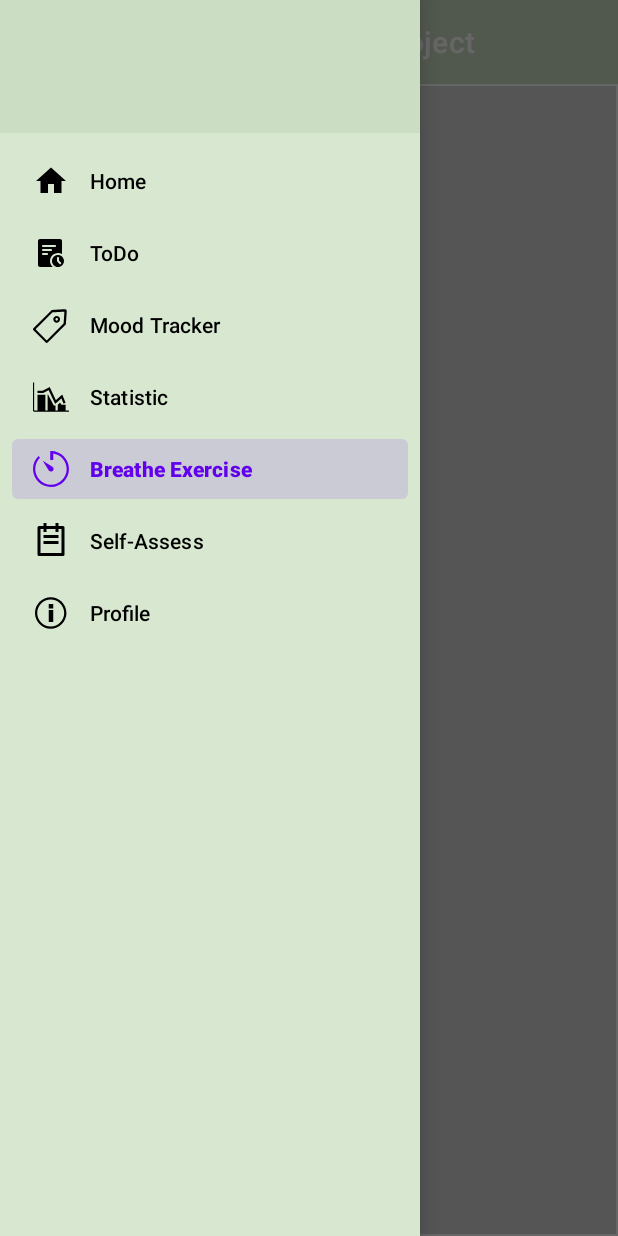
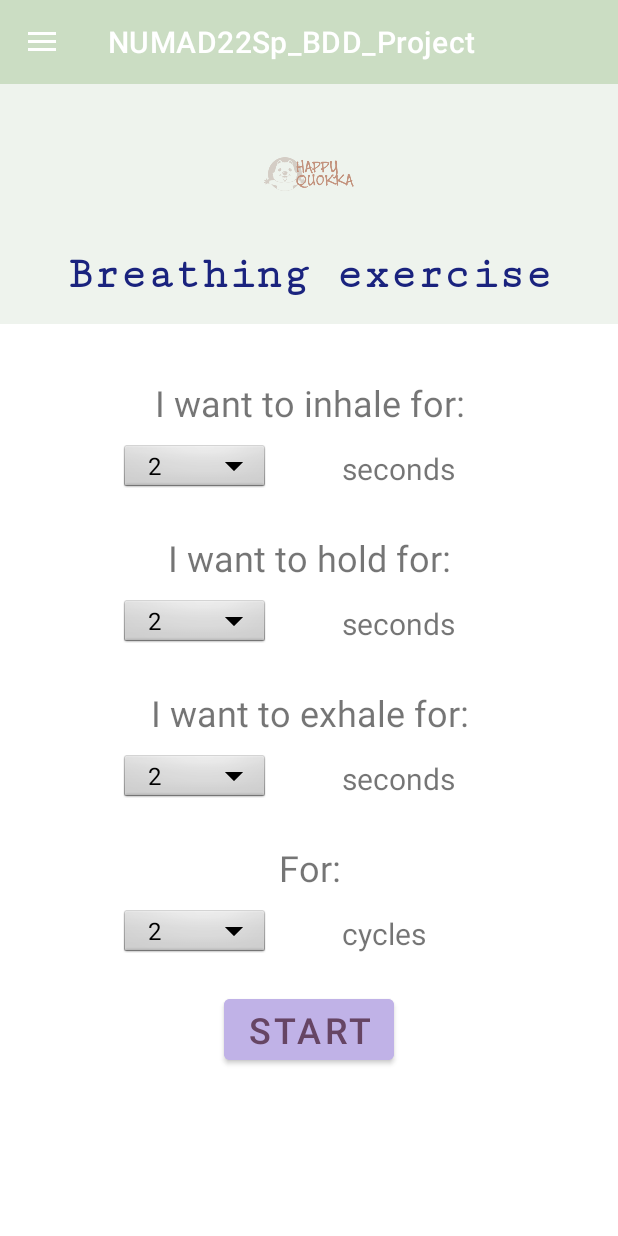
Before and after one commit to SunnyScenery/5520Project, an Android app: the MainActivity screen opened directly, with no data from a screen before it, in the side drawer, after a tap on "Breathe Exercise", on a phone screen of 412 x 824 dp. Run offline under Robolectric (Android 15) with nearby library versions, the phone set to English and light mode, and no system bars.

Commit message:
add breath activity and breath exercise with animation

```diff
--- a/NUMAD22Sp_BDD_Project/app/build.gradle
+++ b/NUMAD22Sp_BDD_Project/app/build.gradle
@@ -28,6 +28,7 @@ android {
     }
 }
 
+
 dependencies {
     implementation fileTree(dir: 'libs', include: ['*.jar'])
     implementation 'androidx.appcompat:appcompat:1.1.0'
@@ -54,4 +55,5 @@ dependencies {
     //circle imageview
     implementation 'de.hdodenhof:circleimageview:2.2.0'
     implementation 'pl.droidsonroids.gif:android-gif-drawable:1.2.19'
+    implementation 'com.github.arcadefire:nice-spinner:1.4.3'
 }
--- /dev/null
+++ b/NUMAD22Sp_BDD_Project/app/src/main/java/edu/neu/numad22sp_bdd_project/breath/BreathActivity.java
@@ -0,0 +1,82 @@
+package edu.neu.numad22sp_bdd_project.breath;
+
+import android.content.Intent;
+import android.os.Bundle;
+import android.view.View;
+import android.widget.ArrayAdapter;
+import android.widget.Button;
+import android.widget.FrameLayout;
+import android.widget.ImageView;
+import android.widget.LinearLayout;
+import android.widget.Spinner;
+
+import edu.neu.numad22sp_bdd_project.R;
+import edu.neu.numad22sp_bdd_project.home.MainActivity;
+
+public class BreathActivity extends MainActivity {
+
+    private Button btn_start;
+    private Spinner inhale;
+    private Spinner holding;
+    private Spinner exhale;
+    private Spinner cycles;
+    private LinearLayout breathLayout;
+
+
+
+    @Override
+    protected void onCreate(Bundle savedInstanceState) {
+        super.onCreate(savedInstanceState);
+        FrameLayout contentFrameLayout = findViewById(R.id.frag_container);
+        getLayoutInflater().inflate(R.layout.activity_breath, contentFrameLayout);
+
+        breathLayout = findViewById(R.id.breath_layout);
+        //breathLayout.getBackground().setAlpha(50);
+
+        //inhale
+        inhale = findViewById(R.id.inhale);
+        String[] inhaleList = new String[]{"2", "3", "4", "5", "6", "7", "8", "9", "10"};
+        ArrayAdapter<String> inhaleAdapter = new ArrayAdapter<>(this, android.R.layout.simple_spinner_dropdown_item, inhaleList);
+        inhale.setAdapter(inhaleAdapter);
+
+        //holding
+        holding = findViewById(R.id.hold);
+        String[] holdList = new String[]{"2", "3", "4", "5", "6", "7", "8", "9", "10"};
+        ArrayAdapter<String> holdAdapter = new ArrayAdapter<>(this, android.R.layout.simple_spinner_dropdown_item, holdList);
+        holding.setAdapter(holdAdapter);
+
+        //exhale
+        exhale = findViewById(R.id.exhale);
+        String[] exhaleList = new String[]{"2", "3", "4", "5", "6", "7", "8", "9", "10"};
+        ArrayAdapter<String> exhaleAdapter = new ArrayAdapter<>(this, android.R.layout.simple_spinner_dropdown_item, exhaleList);
+        exhale.setAdapter(exhaleAdapter);
+
+        //cycles
+        cycles = findViewById(R.id.breaths);
+        String[] breathsList = new String[]{"2", "3", "4", "5"};
+        ArrayAdapter<String> cyclesAdapter = new ArrayAdapter<>(this, android.R.layout.simple_spinner_dropdown_item, breathsList);
+        cycles.setAdapter(cyclesAdapter);
+
+        btn_start = findViewById(R.id.btn_start);
+        btn_start.setOnClickListener(new View.OnClickListener() {
+            @Override
+            public void onClick(View view) {
+                startBreathingExerciseActivity();
+            }
+        });
+
+    }
+
+    private void startBreathingExerciseActivity(){
+        Intent intent = new Intent(this, BreathExerciseActivity.class);
+        intent.putExtra("inhale", Integer.parseInt(inhale.getSelectedItem().toString()));
+        intent.putExtra("hold", Integer.parseInt(holding.getSelectedItem().toString()));
+        intent.putExtra("exhale", Integer.parseInt(exhale.getSelectedItem().toString()));
+        intent.putExtra("breaths", Integer.parseInt(cycles.getSelectedItem().toString()));
+        startActivity(intent);
+        finish();
+
+    }
+
+
+}
--- a/NUMAD22Sp_BDD_Project/app/src/main/java/edu/neu/numad22sp_bdd_project/home/MainActivity.java
+++ b/NUMAD22Sp_BDD_Project/app/src/main/java/edu/neu/numad22sp_bdd_project/home/MainActivity.java
@@ -7,6 +7,7 @@ import androidx.core.view.GravityCompat;
 import androidx.drawerlayout.widget.DrawerLayout;
 
 import edu.neu.numad22sp_bdd_project.R;
+import edu.neu.numad22sp_bdd_project.breath.BreathActivity;
 
 import android.content.Intent;
 import android.os.Bundle;
@@ -58,6 +59,12 @@ public class MainActivity extends AppCompatActivity implements NavigationView.On
                 finish();
                 draw.closeDrawer(GravityCompat.START);
                 break;
+            case R.id.nav_breathe:
+                Intent i_breath = new Intent(this, BreathActivity.class);
+                startActivity(i_breath);
+                finish();
+                draw.closeDrawer(GravityCompat.START);
+                break;
         }
 
         return true;
--- a/NUMAD22Sp_BDD_Project/app/src/main/java/edu/neu/numad22sp_bdd_project/register/RegisterActivity.java
+++ b/NUMAD22Sp_BDD_Project/app/src/main/java/edu/neu/numad22sp_bdd_project/register/RegisterActivity.java
@@ -50,6 +50,7 @@ public class RegisterActivity extends AppCompatActivity implements View.OnClickL
         super.onCreate(savedInstanceState);
         setContentView(R.layout.activity_register);
         registerViewModel = new ViewModelProvider(this, new RegisterViewModelFactory()).get(RegisterViewModel.class);
+
 
         //initialize cloud firestore database and authentication
         db = FirebaseFirestore.getInstance();
--- /dev/null
+++ b/NUMAD22Sp_BDD_Project/app/src/main/res/drawable/circle.xml
@@ -0,0 +1,5 @@
+<?xml version="1.0" encoding="utf-8"?>
+<shape xmlns:android="http://schemas.android.com/apk/res/android">
+    <corners android:radius="65dp"/>
+    <solid android:color="#E8C5B1"/>
+</shape>
--- /dev/null
+++ b/NUMAD22Sp_BDD_Project/app/src/main/res/drawable/circle_k.xml
@@ -0,0 +1,6 @@
+<?xml version="1.0" encoding="utf-8"?>
+<shape xmlns:android="http://schemas.android.com/apk/res/android">
+    <corners android:radius="300dp"/>
+    <stroke android:width="5dp"
+        android:color="#E8C5B1"/>
+</shape>
--- /dev/null
+++ b/NUMAD22Sp_BDD_Project/app/src/main/res/layout/activity_breath.xml
@@ -0,0 +1,256 @@
+<?xml version="1.0" encoding="utf-8"?>
+<LinearLayout xmlns:android="http://schemas.android.com/apk/res/android"
+    xmlns:app="http://schemas.android.com/apk/res-auto"
+    xmlns:tools="http://schemas.android.com/tools"
+    android:layout_width="match_parent"
+    android:layout_height="match_parent"
+    android:orientation="vertical">
+
+
+    <LinearLayout
+        android:layout_width="match_parent"
+        android:layout_height="160dp"
+        android:background="#EEF3ED"
+        android:orientation="vertical"
+        android:paddingTop="30dp">
+
+        <ImageView
+            android:id="@+id/imageView"
+            android:layout_width="match_parent"
+            android:layout_height="60dp"
+            android:layout_marginBottom="20dp"
+            android:clickable="false"
+            app:srcCompat="@drawable/logo" />
+
+        <TextView
+            android:id="@+id/title"
+            android:layout_width="match_parent"
+            android:layout_height="wrap_content"
+            android:fontFamily="serif-monospace"
+            android:text="@string/breathing_exercise"
+            android:textAlignment="center"
+            android:textColor="#1A237E"
+            android:textSize="30sp"
+            android:textStyle="bold" />
+
+    </LinearLayout>
+
+    <LinearLayout
+        android:id="@+id/breath_layout"
+        android:layout_width="380dp"
+        android:layout_height="match_parent"
+        android:layout_gravity="center_horizontal"
+        android:layout_marginTop="0dp"
+        android:layout_marginBottom="40dp">
+
+        <ScrollView
+            android:layout_width="match_parent"
+            android:layout_height="wrap_content"
+            app:layout_constraintBottom_toBottomOf="parent"
+            app:layout_constraintEnd_toEndOf="parent"
+            app:layout_constraintStart_toStartOf="parent">
+
+            <LinearLayout
+                android:id="@+id/container"
+                android:layout_width="match_parent"
+                android:layout_height="wrap_content"
+                android:orientation="vertical"
+                android:paddingLeft="16dp"
+                android:paddingTop="16dp"
+                android:paddingRight="16dp"
+                android:paddingBottom="16dp"
+                tools:context=".ui.login.BreathingActivity">
+
+                <TextView
+                    android:id="@+id/inhaleLabel"
+                    android:layout_width="match_parent"
+                    android:layout_height="wrap_content"
+                    android:layout_marginTop="20dp"
+                    android:gravity="center"
+                    android:text="I want to inhale for:"
+                    android:textSize="24dp" />
+
+                <LinearLayout
+                    android:layout_width="match_parent"
+                    android:layout_height="wrap_content"
+                    android:gravity="center_horizontal"
+                    android:orientation="horizontal">
+
+
+                    <Spinner
+                        android:id="@+id/inhale"
+                        android:layout_width="100dp"
+                        android:layout_height="35dp"
+                        android:layout_marginStart="0dp"
+                        android:layout_marginTop="10dp"
+                        android:layout_marginEnd="24dp"
+                        android:background="@android:drawable/btn_dropdown"
+                        android:spinnerMode="dropdown"
+                        android:textColor="#3F51B5"
+                        android:textColorHighlight="#3F51B5"
+                        android:textColorHint="#3F51B5"
+                        android:textColorLink="#3F51B5" />
+
+                    <TextView
+                        android:id="@+id/secondsInhaleLabel"
+                        android:layout_width="80dp"
+                        android:layout_height="wrap_content"
+                        android:layout_marginStart="24dp"
+                        android:layout_marginTop="13dp"
+                        android:layout_marginEnd="24dp"
+                        android:ems="10"
+                        android:text="seconds"
+                        android:textSize="20dp" />
+
+                </LinearLayout>
+
+                <TextView
+                    android:id="@+id/holdLabel"
+                    android:layout_width="match_parent"
+                    android:layout_height="wrap_content"
+                    android:layout_marginTop="25dp"
+                    android:gravity="center"
+                    android:text="I want to hold for:"
+                    android:textSize="24dp" />
+
+                <LinearLayout
+                    android:layout_width="match_parent"
+                    android:layout_height="wrap_content"
+                    android:gravity="center_horizontal"
+                    android:orientation="horizontal">
+
+                    <Spinner
+                        android:id="@+id/hold"
+                        android:layout_width="100dp"
+                        android:layout_height="35dp"
+                        android:layout_marginStart="0dp"
+                        android:layout_marginTop="10dp"
+                        android:layout_marginEnd="24dp"
+                        android:background="@android:drawable/btn_dropdown"
+                        android:spinnerMode="dropdown"
+                        android:textColor="#3F51B5"
+                        android:textColorHighlight="#3F51B5"
+                        android:textColorHint="#3F51B5"
+                        android:textColorLink="#3F51B5" />
+
+                    <TextView
+                        android:id="@+id/holdInhaleLabel"
+                        android:layout_width="80dp"
+                        android:layout_height="wrap_content"
+                        android:layout_marginStart="24dp"
+                        android:layout_marginTop="13dp"
+                        android:layout_marginEnd="24dp"
+                        android:ems="10"
+                        android:text="seconds"
+                        android:textSize="20dp" />
+
+                </LinearLayout>
+
+                <TextView
+                    android:id="@+id/exhaleLabel"
+                    android:layout_width="match_parent"
+                    android:layout_height="wrap_content"
+                    android:layout_marginTop="25dp"
+                    android:gravity="center"
+                    android:text="I want to exhale for:"
+                    android:textSize="24dp" />
+
+                <LinearLayout
+                    android:layout_width="match_parent"
+                    android:layout_height="wrap_content"
+                    android:gravity="center_horizontal"
+                    android:orientation="horizontal">
+
+                    <Spinner
+                        android:id="@+id/exhale"
+                        android:layout_width="100dp"
+                        android:layout_height="35dp"
+                        android:layout_marginStart="0dp"
+                        android:layout_marginTop="10dp"
+                        android:layout_marginEnd="24dp"
+                        android:background="@android:drawable/btn_dropdown"
+                        android:spinnerMode="dropdown"
+                        android:textColor="#3F51B5"
+                        android:textColorHighlight="#3F51B5"
+                        android:textColorHint="#3F51B5"
+                        android:textColorLink="#3F51B5" />
+
+                    <TextView
+                        android:id="@+id/secondsExhaleLabel"
+                        android:layout_width="80dp"
+                        android:layout_height="wrap_content"
+                        android:layout_marginStart="24dp"
+                        android:layout_marginTop="13dp"
+                        android:layout_marginEnd="24dp"
+                        android:ems="10"
+                        android:text="seconds"
+                        android:textSize="20dp" />
+
+                </LinearLayout>
+
+                <TextView
+                    android:id="@+id/breathsLabel"
+                    android:layout_width="match_parent"
+                    android:layout_height="wrap_content"
+                    android:layout_marginTop="25dp"
+                    android:gravity="center"
+                    android:text="For:"
+                    android:textSize="24dp" />
+
+                <LinearLayout
+                    android:layout_width="match_parent"
+                    android:layout_height="wrap_content"
+                    android:gravity="center_horizontal"
+                    android:orientation="horizontal">
+
+                    <Spinner
+                        android:id="@+id/breaths"
+                        android:layout_width="100dp"
+                        android:layout_height="35dp"
+                        android:layout_marginStart="0dp"
+                        android:layout_marginTop="10dp"
+                        android:layout_marginEnd="24dp"
+                        android:background="@android:drawable/btn_dropdown"
+                        android:spinnerMode="dropdown"
+                        android:textColor="#3F51B5"
+                        android:textColorHighlight="#3F51B5"
+                        android:textColorHint="#3F51B5"
+                        android:textColorLink="#3F51B5" />
+
+                    <TextView
+                        android:id="@+id/numberOfBreathsLabel"
+                        android:layout_width="80dp"
+                        android:layout_height="wrap_content"
+                        android:layout_marginStart="24dp"
+                        android:layout_marginTop="13dp"
+                        android:layout_marginEnd="24dp"
+                        android:ems="10"
+                        android:text="cycles"
+                        android:textSize="20dp" />
+
+                </LinearLayout>
+
+
+                <Button
+                    android:id="@+id/btn_start"
+                    android:layout_width="wrap_content"
+                    android:layout_height="wrap_content"
+                    android:layout_gravity="center"
+                    android:layout_marginTop="20dp"
+                    android:backgroundTint="#C0B2E7"
+                    android:text="@string/start"
+                    android:textColor="#664564"
+                    android:textColorHint="#664564"
+                    android:textColorLink="#664564"
+                    android:textSize="24dp"
+                    app:layout_constraintBottom_toBottomOf="parent"
+                    app:layout_constraintEnd_toEndOf="parent"
+                    app:layout_constraintHorizontal_bias="0.498"
+                    app:layout_constraintStart_toStartOf="parent"
+                    app:layout_constraintVertical_bias="0.25" />
+
+            </LinearLayout>
+
+        </ScrollView>
+    </LinearLayout>
+</LinearLayout>
--- a/NUMAD22Sp_BDD_Project/app/src/main/res/layout/activity_main.xml
+++ b/NUMAD22Sp_BDD_Project/app/src/main/res/layout/activity_main.xml
@@ -31,7 +31,7 @@
         android:layout_width="wrap_content"
         android:layout_height="match_parent"
         android:layout_gravity="start"
-        android:background="#D8E7D0"
+        android:background="#EEF3ED"
         app:headerLayout="@layout/navigation_header"
         app:menu="@menu/drawer_menu" />
 
--- a/NUMAD22Sp_BDD_Project/app/src/main/res/values/strings.xml
+++ b/NUMAD22Sp_BDD_Project/app/src/main/res/values/strings.xml
@@ -16,4 +16,10 @@
 
     <string name="navigation_drawer_open">Open navigation drawer</string>
     <string name="navigation_drawer_close">Close navigation drawer</string>
+
+
+    <!--Breath-->
+    <string name="breathing_exercise">Breathing exercise</string>
+    <string name="start">Start</string>
+
 </resources>
--- a/NUMAD22Sp_BDD_Project/build.gradle
+++ b/NUMAD22Sp_BDD_Project/build.gradle
@@ -12,6 +12,7 @@ buildscript {
     }
 }
 
+
 task clean(type: Delete) {
     delete rootProject.buildDir
 }
--- a/NUMAD22Sp_BDD_Project/settings.gradle
+++ b/NUMAD22Sp_BDD_Project/settings.gradle
@@ -4,6 +4,7 @@ dependencyResolutionManagement {
         google()
         mavenCentral()
         jcenter() // Warning: this repository is going to shut down soon
+        maven { url 'https://jitpack.io' }
     }
 }
 rootProject.name = "NUMAD22Sp_BDD_Project"
```
Also changed, not shown: NUMAD22Sp_BDD_Project/app/src/main/AndroidManifest.xml (+7 -1 lines), NUMAD22Sp_BDD_Project/app/src/main/java/edu/neu/numad22sp_bdd_project/breath/BreathExerciseActivity.java (added, +172 -0 lines), NUMAD22Sp_BDD_Project/app/src/main/res/drawable/ic_arrow_drop_down.xml (added, +9 -0 lines), NUMAD22Sp_BDD_Project/app/src/main/res/layout/activity_breath_exercise.xml (added, +87 -0 lines).
